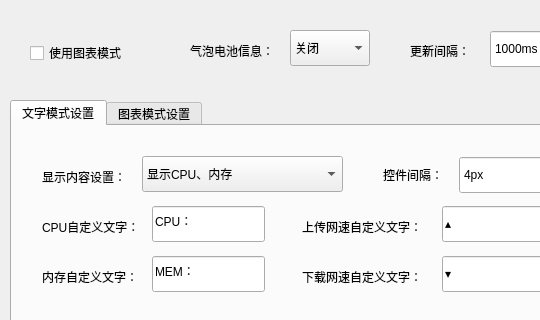
Qt form pluginsettingdialog.ui (q77190858/dde-sys-monitor-plugin) before a commit; both pictures show x 0 to 540 and y 0 to 320 of the 700 by 550 pixel window.
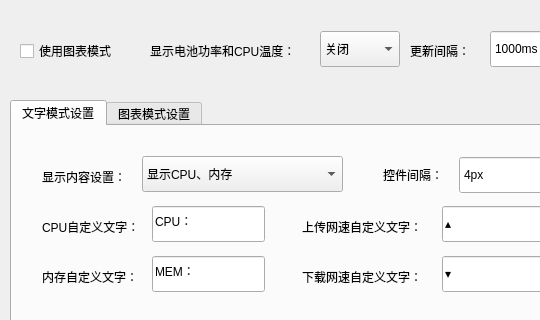
The same form after that commit.

What changed in the file:
```diff
--- a/pluginsettingdialog.ui
+++ b/pluginsettingdialog.ui
@@ -1339,8 +1339,8 @@
   <widget class="QCheckBox" name="chartModeCheckBox">
    <property name="geometry">
     <rect>
-     <x>30</x>
-     <y>40</y>
+     <x>20</x>
+     <y>38</y>
      <width>121</width>
      <height>26</height>
     </rect>
@@ -1390,21 +1390,21 @@
   <widget class="QLabel" name="label_4">
    <property name="geometry">
     <rect>
-     <x>190</x>
+     <x>150</x>
      <y>40</y>
-     <width>91</width>
+     <width>171</width>
      <height>22</height>
     </rect>
    </property>
    <property name="text">
-    <string>气泡电池信息：</string>
+    <string>显示电池功率和CPU温度：</string>
    </property>
   </widget>
   <widget class="QComboBox" name="batInfoComboBox">
    <property name="geometry">
     <rect>
-     <x>290</x>
-     <y>30</y>
+     <x>320</x>
+     <y>31</y>
      <width>80</width>
      <height>36</height>
     </rect>
```
